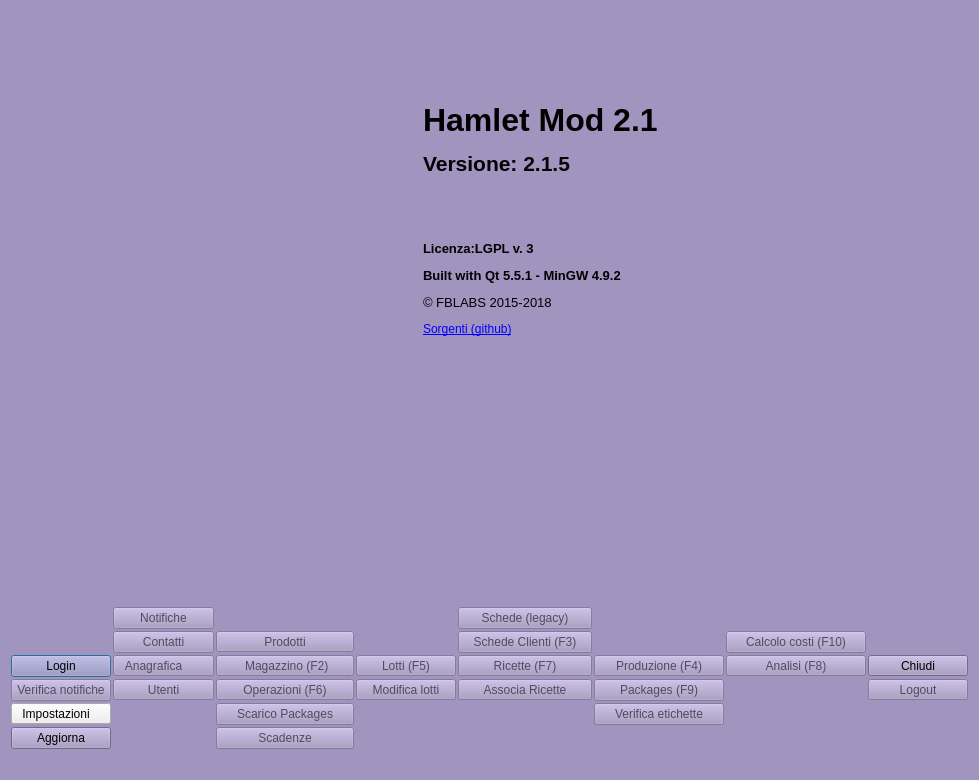
Before: the Qt Designer form mainwindow.ui in fblabs/hamlet-mod-sancon, drawn with Qt 5.
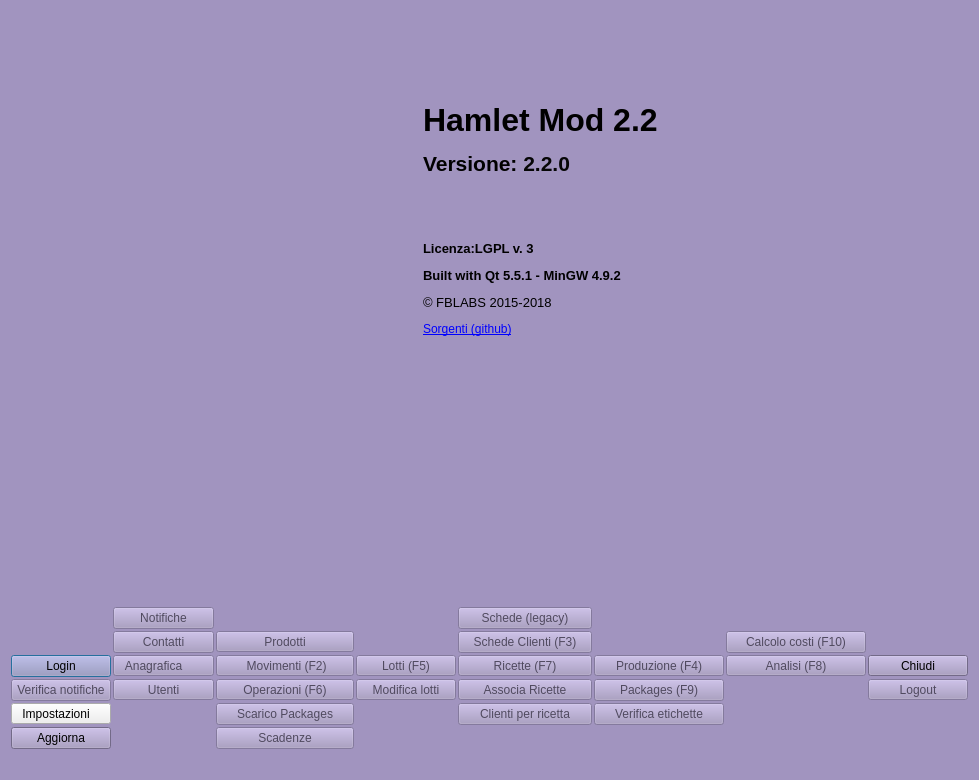
After: the same form once the commit is applied. Icons and pictures are not drawn.

What changed in the file:
```diff
--- a/mainwindow.ui
+++ b/mainwindow.ui
@@ -539,7 +539,7 @@
       <item>
        <widget class="QLabel" name="label_2">
         <property name="text">
-         <string>&lt;html&gt;&lt;head/&gt;&lt;body&gt;&lt;p&gt;&lt;span style=&quot; font-size:24pt; font-weight:600;&quot;&gt;Hamlet Mod 2.1&lt;/span&gt;&lt;/p&gt;&lt;p&gt;&lt;span style=&quot; font-size:16pt; font-weight:600;&quot;&gt;Versione: &lt;/span&gt;&lt;span style=&quot; font-size:16pt; font-weight:600; color:#060606;&quot;&gt;2.1.5&lt;/span&gt;&lt;br/&gt;&lt;/p&gt;&lt;p&gt;&lt;br/&gt;&lt;/p&gt;&lt;p&gt;&lt;span style=&quot; font-size:10pt; font-weight:600;&quot;&gt;Licenza:LGPL v. 3&lt;/span&gt;&lt;/p&gt;&lt;p&gt;&lt;span style=&quot; font-size:10pt; font-weight:600;&quot;&gt;Built with Qt 5.5.1 - MinGW 4.9.2&lt;/span&gt;&lt;/p&gt;&lt;p&gt;&lt;span style=&quot; font-size:10pt;&quot;&gt;© FBLABS 2015-2018&lt;/span&gt;&lt;/p&gt;&lt;p&gt;&lt;a href=&quot;https://www.github.com/fblabs/hamlet-mod-sancon&quot;&gt;&lt;span style=&quot; text-decoration: underline; color:#0000ff;&quot;&gt;Sorgenti (github)&lt;/span&gt;&lt;/a&gt;&lt;/p&gt;&lt;/body&gt;&lt;/html&gt;</string>
+         <string>&lt;html&gt;&lt;head/&gt;&lt;body&gt;&lt;p&gt;&lt;span style=&quot; font-size:24pt; font-weight:600;&quot;&gt;Hamlet Mod 2.2&lt;/span&gt;&lt;/p&gt;&lt;p&gt;&lt;span style=&quot; font-size:16pt; font-weight:600;&quot;&gt;Versione: &lt;/span&gt;&lt;span style=&quot; font-size:16pt; font-weight:600; color:#060606;&quot;&gt;2.2.0&lt;/span&gt;&lt;br/&gt;&lt;/p&gt;&lt;p&gt;&lt;br/&gt;&lt;/p&gt;&lt;p&gt;&lt;span style=&quot; font-size:10pt; font-weight:600;&quot;&gt;Licenza:LGPL v. 3&lt;/span&gt;&lt;/p&gt;&lt;p&gt;&lt;span style=&quot; font-size:10pt; font-weight:600;&quot;&gt;Built with Qt 5.5.1 - MinGW 4.9.2&lt;/span&gt;&lt;/p&gt;&lt;p&gt;&lt;span style=&quot; font-size:10pt;&quot;&gt;© FBLABS 2015-2018&lt;/span&gt;&lt;/p&gt;&lt;p&gt;&lt;a href=&quot;https://www.github.com/fblabs/hamlet-mod-sancon&quot;&gt;&lt;span style=&quot; text-decoration: underline; color:#0000ff;&quot;&gt;Sorgenti (github)&lt;/span&gt;&lt;/a&gt;&lt;/p&gt;&lt;/body&gt;&lt;/html&gt;</string>
         </property>
         <property name="scaledContents">
          <bool>false</bool>
@@ -1172,7 +1172,7 @@
            <string notr="true"/>
           </property>
           <property name="text">
-           <string> Magazzino (F2)</string>
+           <string> Movimenti (F2)</string>
           </property>
           <property name="icon">
            <iconset resource="icons.qrc">
@@ -1378,6 +1378,26 @@
           </property>
          </widget>
         </item>
+        <item row="8" column="6">
+         <widget class="QPushButton" name="pbC4R">
+          <property name="enabled">
+           <bool>false</bool>
+          </property>
+          <property name="text">
+           <string>Clienti per ricetta</string>
+          </property>
+          <property name="icon">
+           <iconset resource="icons.qrc">
+            <normaloff>:/Resources/Link64.png</normaloff>:/Resources/Link64.png</iconset>
+          </property>
+          <property name="iconSize">
+           <size>
+            <width>32</width>
+            <height>32</height>
+           </size>
+          </property>
+         </widget>
+        </item>
        </layout>
       </item>
      </layout>
```
